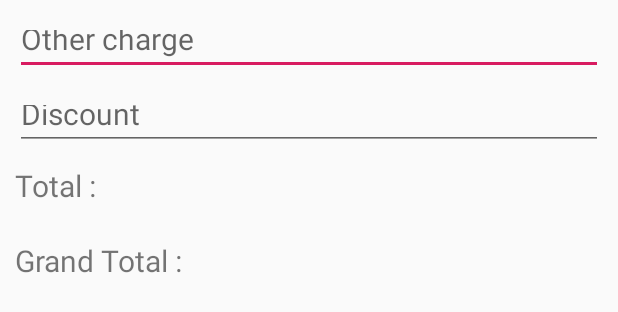
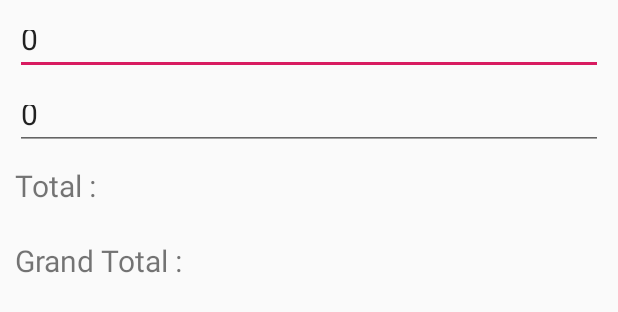
Before and after one commit to masum43/RestaurantAppFinal2, an Android app: the layout account_layout.xml on its own in the app's theme, with its tools: preview values and no code run, on a phone screen of 412 x 824 dp. Shown: the top 312 px of the screen. Run offline under Robolectric (Android 15) with nearby library versions, the phone set to English and light mode, and no system bars.

```diff
--- a/app/src/main/java/com/example/restaurantappdemo2/Activity/MainActivity.java
+++ b/app/src/main/java/com/example/restaurantappdemo2/Activity/MainActivity.java
@@ -33,6 +33,7 @@ public class MainActivity extends AppCompatActivity {
             public void onClick(View v) {
                 Intent intentAddItemActivity = new Intent(MainActivity.this, AddItemActivity.class);
                 startActivity(intentAddItemActivity);
+                finish();
             }
         });
 
@@ -41,6 +42,7 @@ public class MainActivity extends AppCompatActivity {
                 public void onClick(View v) {
                     Intent intentSearchItemActivity = new Intent(MainActivity.this, SearchItemActivity.class);
                     startActivity(intentSearchItemActivity);
+                    finish();
                 }
             });
 
@@ -70,6 +72,7 @@ public class MainActivity extends AppCompatActivity {
                         public void onClick(DialogInterface dialog, int which) {
                             Intent intent = new Intent(MainActivity.this, ServiceActivity.class);
                             startActivity(intent);
+                            finish();
                         }
                     });
 
@@ -92,6 +95,7 @@ public class MainActivity extends AppCompatActivity {
 
                     Intent intent = new Intent(MainActivity.this, EditOrderActivity.class);
                     startActivity(intent);
+                    finish();
                 }
             });
 
@@ -100,6 +104,7 @@ public class MainActivity extends AppCompatActivity {
                 public void onClick(View view) {
                     Intent intent = new Intent(MainActivity.this, ItemReviewActivity.class);
                     startActivity(intent);
+                    finish();
                 }
             });
 
@@ -109,6 +114,7 @@ public class MainActivity extends AppCompatActivity {
 
                     Intent intent = new Intent(MainActivity.this, ReportActivity.class);
                     startActivity(intent);
+                    finish();
 
                 }
             });
--- a/app/src/main/res/layout/account_layout.xml
+++ b/app/src/main/res/layout/account_layout.xml
@@ -12,6 +12,8 @@
         android:textSize="20sp"
         android:hint="Other charge"
         android:id="@+id/other_charge_id"
+        android:text="0"
+        android:inputType="number"
         />
     <EditText
         android:layout_marginTop="10dp"
@@ -20,6 +22,8 @@
         android:textSize="20sp"
         android:hint="Discount"
         android:id="@+id/discount_id"
+        android:text="0"
+        android:inputType="number"
         />
     <LinearLayout
         android:layout_width="match_parent"
```
Also changed, not shown: app/src/main/java/com/example/restaurantappdemo2/Activity/Account_Class_Activity.java (+14 -3 lines), app/src/main/java/com/example/restaurantappdemo2/Activity/ServiceActivity.java (+7 -3 lines).
